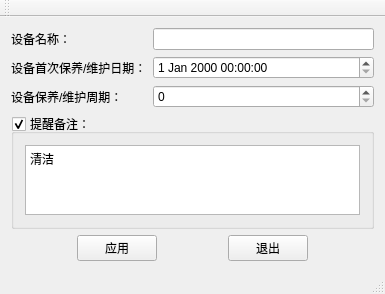
First picture: the form in reminder.ui, repository RunnanZhang/reminder, before the edit.
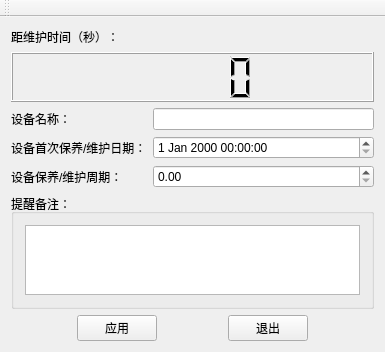
Second picture: the form after the edit.

What changed in the file:
```diff
--- a/reminder.ui
+++ b/reminder.ui
@@ -7,7 +7,7 @@
     <x>0</x>
     <y>0</y>
     <width>385</width>
-    <height>287</height>
+    <height>339</height>
    </rect>
   </property>
   <property name="windowTitle">
@@ -16,59 +16,88 @@
   <widget class="QWidget" name="centralWidget">
    <layout class="QGridLayout" name="gridLayout">
     <item row="0" column="0">
+     <widget class="QLabel" name="label_4">
+      <property name="text">
+       <string>距维护时间（秒）：</string>
+      </property>
+     </widget>
+    </item>
+    <item row="1" column="0" colspan="2">
+     <widget class="QLCDNumber" name="lcdNumber">
+      <property name="sizePolicy">
+       <sizepolicy hsizetype="Minimum" vsizetype="Expanding">
+        <horstretch>0</horstretch>
+        <verstretch>0</verstretch>
+       </sizepolicy>
+      </property>
+      <property name="minimumSize">
+       <size>
+        <width>0</width>
+        <height>50</height>
+       </size>
+      </property>
+     </widget>
+    </item>
+    <item row="2" column="0">
      <widget class="QLabel" name="label">
       <property name="text">
        <string>设备名称：</string>
       </property>
      </widget>
     </item>
-    <item row="0" column="1">
+    <item row="2" column="1">
      <widget class="QLineEdit" name="nameEdit"/>
     </item>
-    <item row="1" column="0">
+    <item row="3" column="0">
      <widget class="QLabel" name="label_2">
       <property name="text">
        <string>设备首次保养/维护日期：</string>
       </property>
      </widget>
     </item>
-    <item row="1" column="1">
+    <item row="3" column="1">
      <widget class="QDateTimeEdit" name="dateTimeEdit"/>
     </item>
-    <item row="2" column="0">
+    <item row="4" column="0">
      <widget class="QLabel" name="label_3">
       <property name="text">
        <string>设备保养/维护周期：</string>
       </property>
      </widget>
     </item>
-    <item row="2" column="1">
-     <widget class="QSpinBox" name="hourSpin"/>
+    <item row="4" column="1">
+     <widget class="QDoubleSpinBox" name="hourSpin"/>
     </item>
-    <item row="3" column="0" colspan="2">
+    <item row="5" column="0" colspan="2">
      <widget class="QGroupBox" name="groupBox">
       <property name="title">
        <string>提醒备注：</string>
       </property>
       <property name="checkable">
-       <bool>true</bool>
+       <bool>false</bool>
       </property>
       <layout class="QVBoxLayout" name="verticalLayout">
        <item>
         <widget class="QTextEdit" name="remindEdit">
+         <property name="sizePolicy">
+          <sizepolicy hsizetype="Expanding" vsizetype="Preferred">
+           <horstretch>0</horstretch>
+           <verstretch>0</verstretch>
+          </sizepolicy>
+         </property>
          <property name="html">
           <string>&lt;!DOCTYPE HTML PUBLIC &quot;-//W3C//DTD HTML 4.0//EN&quot; &quot;http://www.w3.org/TR/REC-html40/strict.dtd&quot;&gt;
 &lt;html&gt;&lt;head&gt;&lt;meta name=&quot;qrichtext&quot; content=&quot;1&quot; /&gt;&lt;style type=&quot;text/css&quot;&gt;
 p, li { white-space: pre-wrap; }
 &lt;/style&gt;&lt;/head&gt;&lt;body style=&quot; font-family:'SimSun'; font-size:9pt; font-weight:400; font-style:normal;&quot;&gt;
-&lt;p style=&quot; margin-top:0px; margin-bottom:0px; margin-left:0px; margin-right:0px; -qt-block-indent:0; text-indent:0px;&quot;&gt;清洁&lt;/p&gt;&lt;/body&gt;&lt;/html&gt;</string>
+&lt;p style=&quot;-qt-paragraph-type:empty; margin-top:0px; margin-bottom:0px; margin-left:0px; margin-right:0px; -qt-block-indent:0; text-indent:0px;&quot;&gt;&lt;br /&gt;&lt;/p&gt;&lt;/body&gt;&lt;/html&gt;</string>
          </property>
         </widget>
        </item>
       </layout>
      </widget>
     </item>
-    <item row="4" column="0" colspan="2">
+    <item row="6" column="0" colspan="2">
      <layout class="QHBoxLayout" name="horizontalLayout">
       <item>
        <spacer name="horizontalSpacer">
@@ -145,7 +174,6 @@
     <bool>false</bool>
    </attribute>
   </widget>
-  <widget class="QStatusBar" name="statusBar"/>
  </widget>
  <layoutdefault spacing="6" margin="11"/>
  <resources/>
```
